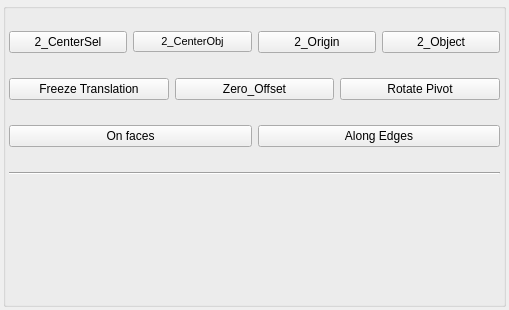
The window that src/developer/main/pivottools/widget/ui/pivotUI.ui (code-google-com/mayatools) describes before a commit, drawn with Qt 5.
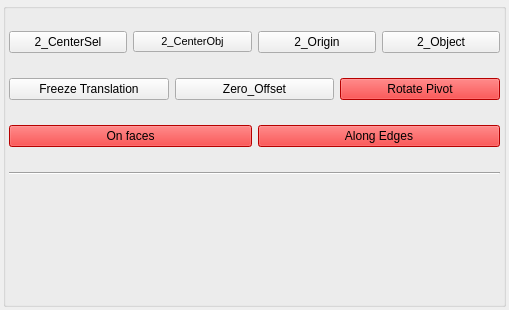
The same window after the commit. Icons and pictures are not drawn.

```diff
--- a/src/developer/main/pivottools/widget/ui/pivotUI.ui
+++ b/src/developer/main/pivottools/widget/ui/pivotUI.ui
@@ -136,6 +136,9 @@
          </item>
          <item>
           <widget class="QPushButton" name="btnRotatePivot">
+           <property name="styleSheet">
+            <string notr="true">background-color: rgb(255, 0, 0);</string>
+           </property>
            <property name="text">
             <string>Rotate Pivot</string>
            </property>
@@ -147,6 +150,9 @@
         <layout class="QHBoxLayout" name="horizontalLayout_3">
          <item>
           <widget class="QPushButton" name="btnPivotOnFace">
+           <property name="styleSheet">
+            <string notr="true">background-color: rgb(255, 0, 0);</string>
+           </property>
            <property name="text">
             <string>On faces</string>
            </property>
@@ -154,6 +160,9 @@
          </item>
          <item>
           <widget class="QPushButton" name="btnSetPivotAlongEdge">
+           <property name="styleSheet">
+            <string notr="true">background-color: rgb(255, 0, 0);</string>
+           </property>
            <property name="text">
             <string>Along Edges</string>
            </property>
```
Left out of the diff: 32 changed lines with no effect on the pictures.
